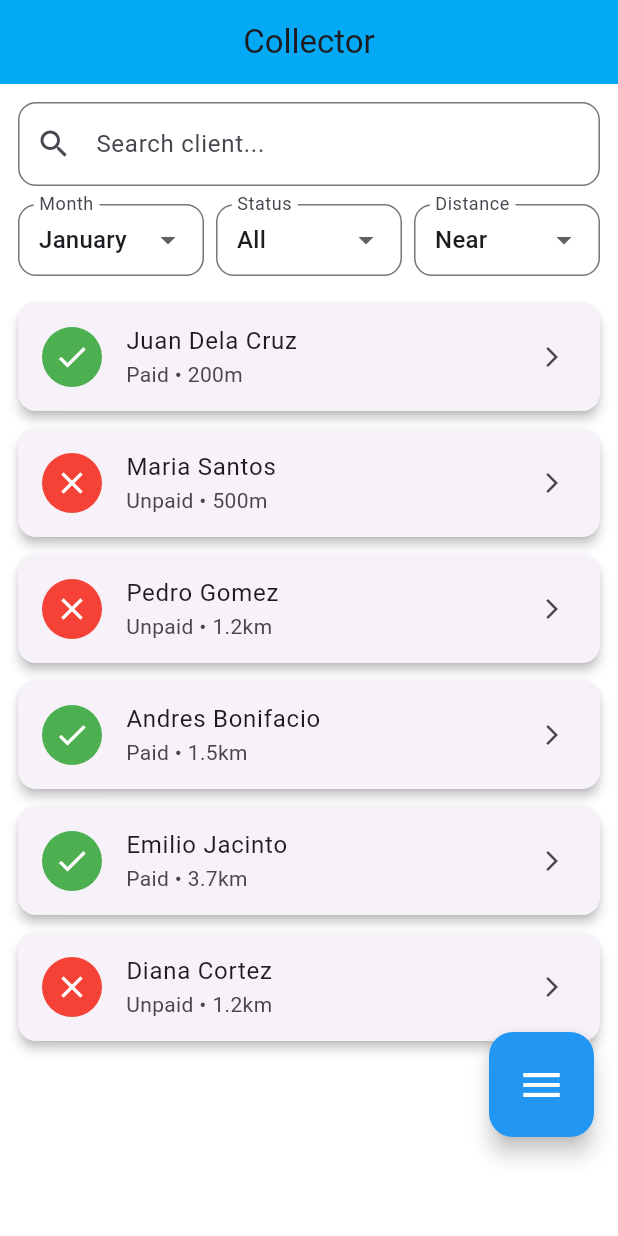
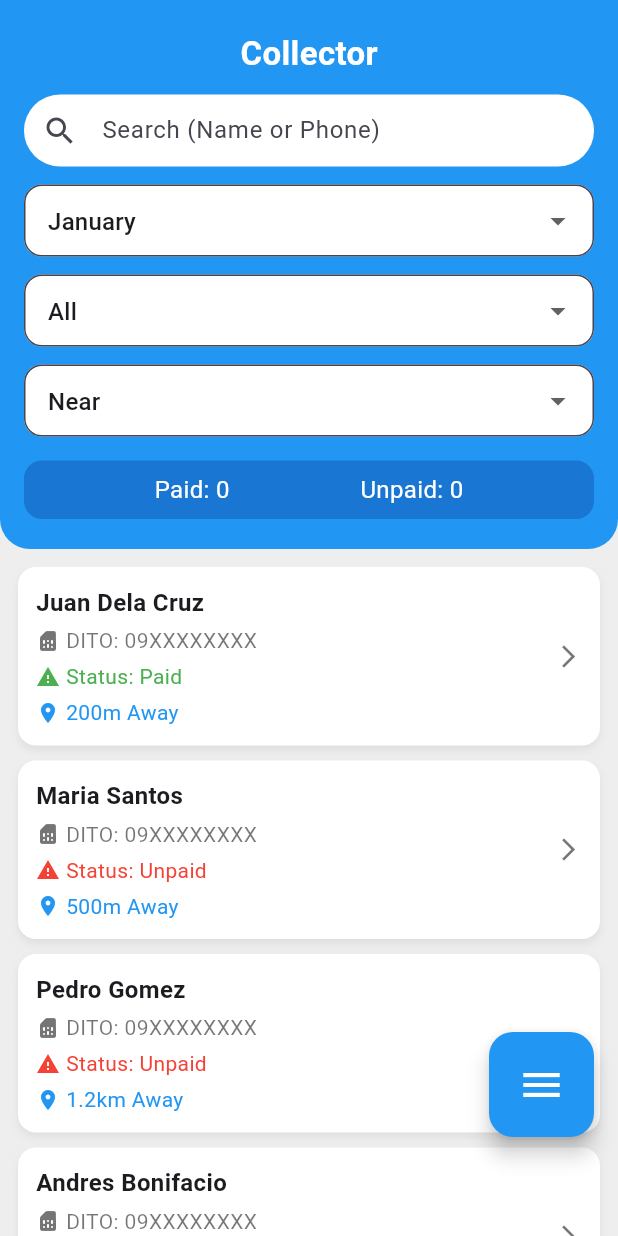
Before and after one commit to armanvalenzuela/Smart_ISP, a Flutter app: the CollectorHomePage screen opened directly, on a phone screen of 412 x 824 dp. Run offline on Flutter 3.47's test engine with Material 3 defaults, Android fonts, the phone set to English and light mode, and no system bars.

Commit message:
Modified Login and Main Screen

```diff
--- a/lib/features/auth/presentation/login_screen.dart
+++ b/lib/features/auth/presentation/login_screen.dart
@@ -42,7 +42,7 @@ class _LoginScreenState extends State<LoginScreen> {
       body: Container(
         decoration: const BoxDecoration(
           image: DecorationImage(
-            image: AssetImage("assets/login_bg.png"),
+            image: AssetImage("assets/login.png"),
             fit: BoxFit.cover,
           ),
         ),
@@ -72,35 +72,46 @@ class _LoginScreenState extends State<LoginScreen> {
               const SizedBox(height: 70),
 
               // Email
-              TextField(
+              Center(
+                child: SizedBox(
+                  height: 50,
+                  width: 300,
+                  child: TextField(
                     controller: _emailController,
                     decoration: InputDecoration(
                       hintText: "Email",
                       filled: true,
                       fillColor: Colors.white,
+                      contentPadding: const EdgeInsets.symmetric(horizontal: 16, vertical: 18),
                       border: OutlineInputBorder(
                         borderRadius: BorderRadius.circular(20),
                       ),
                     ),
                   ),
+                ),
+              ),
               const SizedBox(height: 15),
 
+
               // Password with toggle
-              TextField(
+              Center(
+                child: SizedBox(
+                  height: 50,
+                  width: 300,
+                  child: TextField(
                     controller: _passwordController,
                     obscureText: _obscurePassword,
                     decoration: InputDecoration(
                       hintText: "Password",
                       filled: true,
                       fillColor: Colors.white,
+                      contentPadding: const EdgeInsets.symmetric(horizontal: 16, vertical: 18),
                       border: OutlineInputBorder(
                         borderRadius: BorderRadius.circular(20),
                       ),
                       suffixIcon: IconButton(
                         icon: Icon(
-                      _obscurePassword
-                          ? Icons.visibility_off
-                          : Icons.visibility,
+                          _obscurePassword ? Icons.visibility_off : Icons.visibility,
                         ),
                         onPressed: () {
                           setState(() {
@@ -110,33 +121,12 @@ class _LoginScreenState extends State<LoginScreen> {
                       ),
                     ),
                   ),
+                ),
+              ),
               const SizedBox(height: 10),
 
-             Align(
-               alignment: Alignment.centerRight,
-               child: GestureDetector(
-                 onTap: () {
-                   Navigator.push(
-                     context,
-                     MaterialPageRoute(
-                       builder: (context) => const ForgotPassword(),
-                     ),
-                   );
-                 },
-                 child: const Text(
-                   "Forgot Password?",
-                   style: TextStyle(
-                       color: Colors.white,
-                       fontSize: 16,
-                       fontWeight: FontWeight.bold
-                   ),
-                 ),
 
-               )
-             ),
               const SizedBox(height: 30),
-
-
               // Login button
               Center(
                 child: ElevatedButton(
@@ -156,30 +146,6 @@ class _LoginScreenState extends State<LoginScreen> {
               ),
               const SizedBox(height: 25),
 
-              // Sign Up button
-              Center(
-                child: ElevatedButton(
-                  onPressed: () {
-                    Navigator.push(
-                      context,
-                      MaterialPageRoute(
-                        builder: (context) => const SignUpScreen(),
-                      ),
-                    );
-                  },
-                  style: ElevatedButton.styleFrom(
-                    backgroundColor: Colors.blue[700],
-                    minimumSize: const Size(165, 50),
-                    shape: RoundedRectangleBorder(
-                      borderRadius: BorderRadius.circular(12),
-                    ),
-                  ),
-                  child: const Text(
-                    "Sign Up",
-                    style: TextStyle(color: Colors.white, fontSize: 16),
-                  ),
-                ),
-              ),
 
               const Spacer(),
               const Center(
--- a/lib/features/collector/presentation/home_screen.dart
+++ b/lib/features/collector/presentation/home_screen.dart
@@ -1,5 +1,4 @@
 import 'package:flutter/material.dart';
-import 'package:smart_isp/features/auth/presentation/login_screen.dart';
 import 'package:smart_isp/features/profile/presentation/profile_page.dart';
 
 class CollectorHomePage extends StatefulWidget {
@@ -9,8 +8,7 @@ class CollectorHomePage extends StatefulWidget {
   State<CollectorHomePage> createState() => _CollectorHomePageState();
 }
 
-class _CollectorHomePageState extends State<CollectorHomePage>
-    with SingleTickerProviderStateMixin {
+class _CollectorHomePageState extends State<CollectorHomePage> {
   String selectedMonth = "January";
   String selectedStatus = "All";
   String selectedDistance = "Near";
@@ -29,81 +27,153 @@ class _CollectorHomePageState extends State<CollectorHomePage>
   @override
   Widget build(BuildContext context) {
     return Scaffold(
-      appBar: AppBar(
-        title: const Text("Collector"),
-        centerTitle: true,
-        backgroundColor: Colors.lightBlue,
+      backgroundColor: Colors.grey[200],
+
+      body: Column(
+        children: [
+          // 🔵 Blue Header Section
+          Container(
+            padding: const EdgeInsets.symmetric(horizontal: 16, vertical: 20),
+            decoration: const BoxDecoration(
+              color: Colors.blue,
+              borderRadius: BorderRadius.only(
+                bottomLeft: Radius.circular(20),
+                bottomRight: Radius.circular(20),
               ),
-      body: Padding(
-        padding: const EdgeInsets.all(12.0),
+            ),
             child: Column(
+              crossAxisAlignment: CrossAxisAlignment.center,
               children: [
-            // 🔍 Search bar
+                const Text(
+                  "Collector",
+                  style: TextStyle(
+                    color: Colors.white,
+                    fontSize: 22,
+                    fontWeight: FontWeight.bold,
+                  ),
+                ),
+                const SizedBox(height: 12),
+
+                // 🔍 Search Bar
                 TextField(
                   decoration: InputDecoration(
-                hintText: "Search client...",
+                    hintText: "Search (Name or Phone)",
                     prefixIcon: const Icon(Icons.search),
+                    filled: true,
+                    fillColor: Colors.white,
+                    contentPadding: const EdgeInsets.symmetric(vertical: 0),
                     border: OutlineInputBorder(
-                  borderRadius: BorderRadius.circular(12),
+                      borderRadius: BorderRadius.circular(25),
+                      borderSide: BorderSide.none,
                     ),
                   ),
                 ),
                 const SizedBox(height: 12),
 
-            // ⏬ Filters Row
-            Row(
-              mainAxisAlignment: MainAxisAlignment.spaceBetween,
-              children: [
-                _buildDropdown("Month", ["January", "February", "March"],
-                    selectedMonth, (val) {
+                // ⏬ Dropdown Filters
+                _buildDropdown("Filter by Month", ["January", "February", "March"], selectedMonth, (val) {
                   setState(() => selectedMonth = val!);
                 }),
-                const SizedBox(width: 8),
-                _buildDropdown(
-                    "Status", ["All", "Paid", "Unpaid"], selectedStatus, (val) {
+                const SizedBox(height: 12),
+                _buildDropdown("Filter by Status", ["All", "Paid", "Unpaid"], selectedStatus, (val) {
                   setState(() => selectedStatus = val!);
                 }),
-                const SizedBox(width: 8),
-                _buildDropdown(
-                    "Distance", ["Near", "Far"], selectedDistance, (val) {
+                const SizedBox(height: 12),
+                _buildDropdown("Filter by Distance", ["Near", "Far"], selectedDistance, (val) {
                   setState(() => selectedDistance = val!);
                 }),
+                const SizedBox(height: 16),
+
+                // 📊 Paid/Unpaid Counter
+                Container(
+                  padding: const EdgeInsets.symmetric(vertical: 8),
+                  decoration: BoxDecoration(
+                    color: Colors.blue[700],
+                    borderRadius: BorderRadius.circular(12),
+                  ),
+                  child: Row(
+                    mainAxisAlignment: MainAxisAlignment.spaceEvenly,
+                    children: const [
+                      Text("Paid: 0", style: TextStyle(color: Colors.white, fontSize: 16)),
+                      Text("Unpaid: 0", style: TextStyle(color: Colors.white, fontSize: 16)),
                     ],
                   ),
+                ),
+              ],
+            ),
+          ),
+
           const SizedBox(height: 12),
 
           // 📋 Client List
           Expanded(
             child: ListView.builder(
+              padding: const EdgeInsets.symmetric(horizontal: 12),
               itemCount: clients.length,
               itemBuilder: (context, index) {
                 final client = clients[index];
-                  return Card(
-                    shape: RoundedRectangleBorder(
+                return Container(
+                  margin: const EdgeInsets.only(bottom: 10),
+                  padding: const EdgeInsets.all(12),
+                  decoration: BoxDecoration(
+                    color: Colors.white,
                     borderRadius: BorderRadius.circular(12),
+                    boxShadow: [
+                      BoxShadow(
+                        color: Colors.grey.withOpacity(0.2),
+                        blurRadius: 4,
+                        offset: const Offset(0, 3),
                       ),
-                    elevation: 3,
-                    margin: const EdgeInsets.symmetric(vertical: 6),
-                    child: ListTile(
-                      leading: CircleAvatar(
-                        backgroundColor: client["status"] == "Paid"
-                            ? Colors.green
-                            : Colors.red,
-                        child: Icon(
-                          client["status"] == "Paid"
-                              ? Icons.check
-                              : Icons.close,
-                          color: Colors.white,
+                    ],
+                  ),
+                  child: Row(
+                    children: [
+                      // Left Side Info
+                      Expanded(
+                        child: Column(
+                          crossAxisAlignment: CrossAxisAlignment.start,
+                          children: [
+                            Text(client["name"],
+                                style: const TextStyle(fontSize: 16, fontWeight: FontWeight.bold)),
+                            const SizedBox(height: 4),
+                            Row(
+                              children: [
+                                const Icon(Icons.sim_card_rounded, size: 16, color: Colors.black54),
+                                const SizedBox(width: 4),
+                                const Text("DITO: 09XXXXXXXX",
+                                    style: TextStyle(fontSize: 14, color: Colors.black54)),
+                              ],
+                            ),
+                            const SizedBox(height: 4),
+                            Row(
+                              children: [
+                                Icon(Icons.warning,
+                                    size: 16,
+                                    color: client["status"] == "Paid" ? Colors.green : Colors.red),
+                                const SizedBox(width: 4),
+                                Text(
+                                  "Status: ${client["status"]}",
+                                  style: TextStyle(
+                                    fontSize: 14,
+                                    color: client["status"] == "Paid" ? Colors.green : Colors.red,
                                   ),
                                 ),
-                      title: Text(client["name"]),
-                      subtitle:
-                      Text("${client["status"]} • ${client["distance"]}"),
-                      trailing: const Icon(Icons.arrow_forward_ios, size: 16),
-                      onTap: () {
-                        // 👉 Navigate to Client Details
-                        // Navigator.pushNamed(context, "/client_details");
-                      },
+                              ],
+                            ),
+                            const SizedBox(height: 4),
+                            Row(
+                              children: [
+                                const Icon(Icons.location_on, size: 16, color: Colors.blue),
+                                const SizedBox(width: 4),
+                                Text("${client["distance"]} Away",
+                                    style: const TextStyle(fontSize: 14, color: Colors.blue)),
+                              ],
+                            ),
+                          ],
+                        ),
+                      ),
+                      const Icon(Icons.arrow_forward_ios, size: 18, color: Colors.black54),
+                    ],
                   ),
                 );
               },
@@ -111,21 +181,20 @@ class _CollectorHomePageState extends State<CollectorHomePage>
           ),
         ],
       ),
-      ),
 
-      // ✅ Floating Action Button with 4 expanding buttons
+      // ✅ Floating Action Button (Menu)
       floatingActionButton: Padding(
         padding: const EdgeInsets.only(bottom: 50.0),
         child: Column(
           mainAxisSize: MainAxisSize.min,
           children: [
             if (_isFabOpen) ...[
-              _buildMiniFab(Icons.map, "Add Client", () {
-                debugPrint("Add Client tapped");
+              _buildMiniFab(Icons.map, "Map Client", () {
+                debugPrint(" Map Client tapped");
               }),
               const SizedBox(height: 10),
-              _buildMiniFab(Icons.restart_alt, "Payments", () {
-                debugPrint("Payments tapped");
+              _buildMiniFab(Icons.restart_alt, "Reboot", () {
+                debugPrint("Reboot tapped");
               }),
               const SizedBox(height: 10),
               _buildMiniFab(Icons.person, "Profile", () {
@@ -135,8 +204,8 @@ class _CollectorHomePageState extends State<CollectorHomePage>
                 );
               }),
               const SizedBox(height: 10),
-              _buildMiniFab(Icons.print, "Settings", () {
-                debugPrint("Settings tapped");
+              _buildMiniFab(Icons.print, "Print", () {
+                debugPrint("Print tapped");
               }),
               const SizedBox(height: 16),
             ],
@@ -163,34 +232,30 @@ class _CollectorHomePageState extends State<CollectorHomePage>
     );
   }
 
-  // 🔽 Reusable Dropdown widget
-  Widget _buildDropdown(String label, List<String> items, String value,
-      Function(String?) onChanged) {
-    return Expanded(
-      child: DropdownButtonFormField<String>(
+  // 🔽 Reusable Dropdown
+  Widget _buildDropdown(
+      String hint, List<String> items, String value, Function(String?) onChanged) {
+    return DropdownButtonFormField<String>(
       value: value,
       decoration: InputDecoration(
-          labelText: label,
+        hintText: hint,
+        filled: true,
+        fillColor: Colors.white,
         border: OutlineInputBorder(borderRadius: BorderRadius.circular(12)),
-          contentPadding:
-          const EdgeInsets.symmetric(horizontal: 10, vertical: 6),
+        contentPadding: const EdgeInsets.symmetric(horizontal: 12, vertical: 10),
       ),
-        items: items
-            .map((item) =>
-            DropdownMenuItem(value: item, child: Text(item)))
-            .toList(),
+      items: items.map((item) => DropdownMenuItem(value: item, child: Text(item))).toList(),
       onChanged: onChanged,
-      ),
     );
   }
 
-  // 🔹 Reusable Mini FAB button
+  // 🔹 Reusable Mini FAB
   Widget _buildMiniFab(IconData icon, String tooltip, VoidCallback onPressed) {
     return SizedBox(
       width: 55,
       height: 55,
       child: FloatingActionButton(
-        heroTag: tooltip, // unique heroTag
+        heroTag: tooltip,
         mini: true,
         onPressed: onPressed,
         backgroundColor: Colors.lightBlue,
--- a/lib/features/profile/presentation/profile_page.dart
+++ b/lib/features/profile/presentation/profile_page.dart
@@ -165,7 +165,7 @@ class _ProfileState extends State<Profile> {
                 icon: Icon(Icons.logout, color: Colors.white),
                 label: Text("Log Out"),
                 style: ElevatedButton.styleFrom(
-                  backgroundColor: const Color.fromARGB(255, 247, 139, 139),
+                  backgroundColor: Colors.red,
                   foregroundColor: Colors.white,
                   padding: EdgeInsets.symmetric(horizontal: 40, vertical: 18),
                   shape: RoundedRectangleBorder(
--- a/pubspec.yaml
+++ b/pubspec.yaml
@@ -62,7 +62,7 @@ flutter:
   assets:
      - assets/login_bg.png
      - assets/signup_bg.png
-
+     - assets/login.png
   # An image asset can refer to one or more resolution-specific "variants", see
   # https://flutter.dev/to/resolution-aware-images
 
```
Also changed, not shown: assets/login.png (added). Lines whose indentation alone changed are shown as unchanged.
